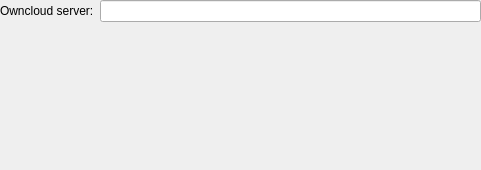
Qt form resources/owncloud/rss/configdialog.ui (KDE/kdepim-runtime) before a commit.
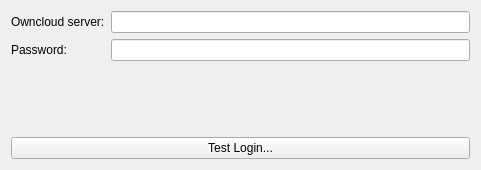
The same form after that commit.

What changed in the file:
```diff
--- a/resources/owncloud/rss/configdialog.ui
+++ b/resources/owncloud/rss/configdialog.ui
@@ -12,21 +12,32 @@
    </rect>
   </property>
   <layout class="QVBoxLayout" name="verticalLayout">
-   <property name="margin">
-    <number>0</number>
-   </property>
    <item>
-    <layout class="QHBoxLayout" name="horizontalLayout">
-     <item>
+    <layout class="QGridLayout" name="gridLayout">
+     <item row="0" column="0">
       <widget class="QLabel" name="label">
        <property name="text">
         <string>Owncloud server:</string>
        </property>
       </widget>
      </item>
-     <item>
+     <item row="0" column="1">
       <widget class="QLineEdit" name="owncloudServerLineEdit"/>
      </item>
+     <item row="1" column="0">
+      <widget class="QLabel" name="label_2">
+       <property name="text">
+        <string>Password:</string>
+       </property>
+      </widget>
+     </item>
+     <item row="1" column="1">
+      <widget class="QLineEdit" name="passwordLineEdit">
+       <property name="echoMode">
+        <enum>QLineEdit::Password</enum>
+       </property>
+      </widget>
+     </item>
     </layout>
    </item>
    <item>
@@ -42,6 +53,13 @@
      </property>
     </spacer>
    </item>
+   <item>
+    <widget class="QPushButton" name="testButton">
+     <property name="text">
+      <string>Test Login...</string>
+     </property>
+    </widget>
+   </item>
   </layout>
  </widget>
  <resources/>
```
